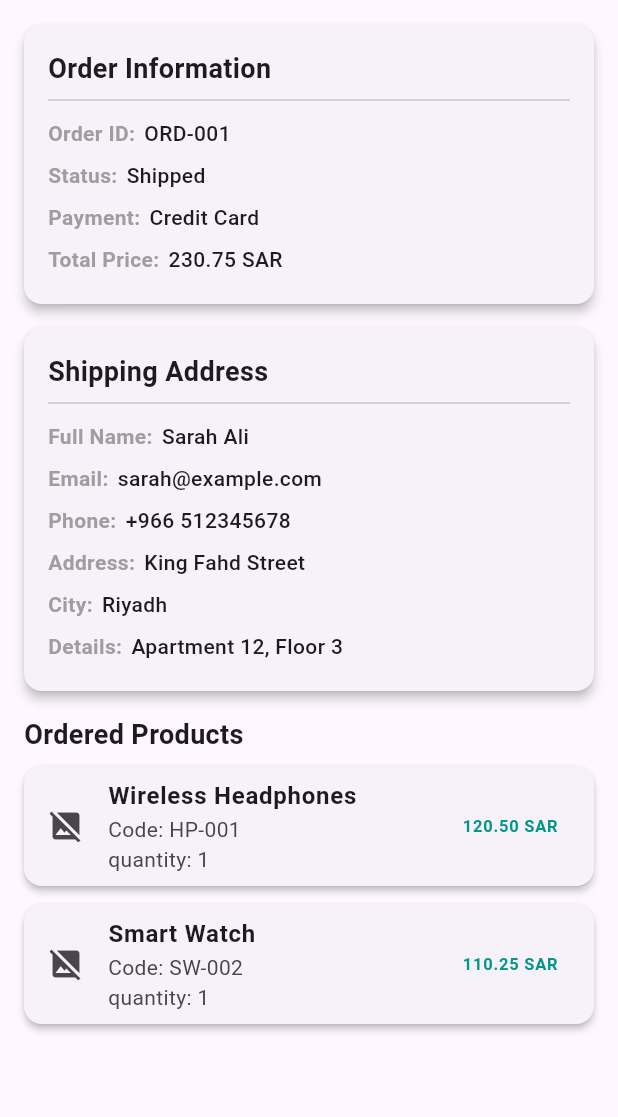
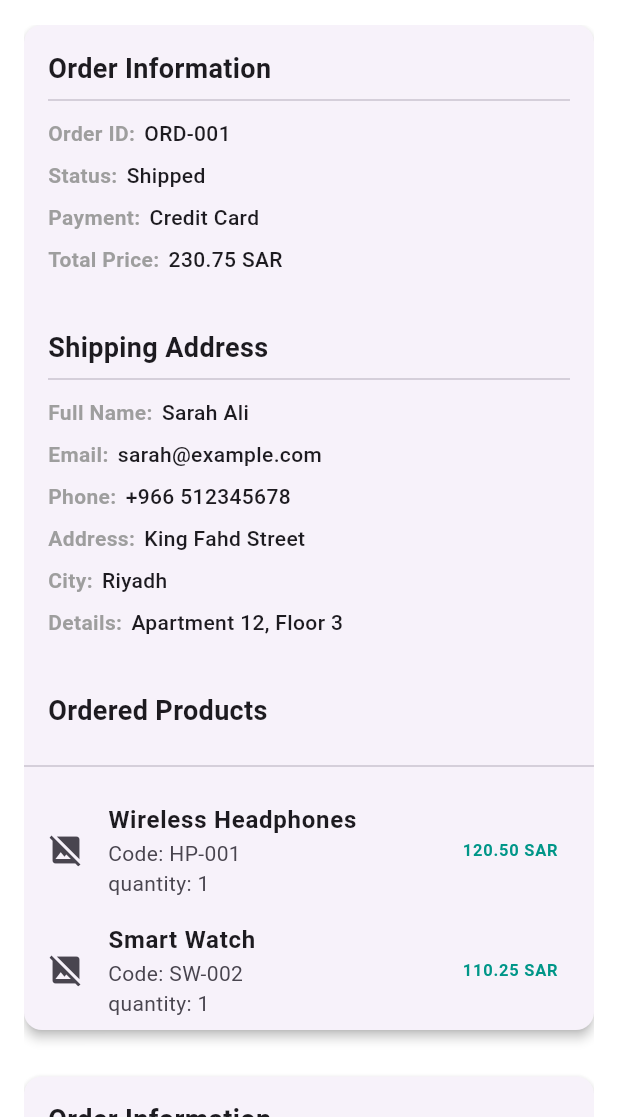
Before and after one commit to ftoome545/fruits_hub_dashboard, a Flutter app: the OrderView screen opened by its route, on a phone screen of 412 x 824 dp, the part 119-1236 px from its top. Run offline on Flutter 3.47's test engine with Material 3 defaults, Android fonts, the phone set to English and light mode, and no system bars; our stand-ins replace cloud_firestore, dartz, firebase_core, flutter_bloc, get_it, image_picker and 3 more; accounts and stored records are empty; network calls fail; key blocks and very long unbroken strings in the code were emptied for the run.

Commit message:
Create order items list view and order entity

```diff
--- a/lib/core/helper_functions/get_dummy_order.dart
+++ b/lib/core/helper_functions/get_dummy_order.dart
@@ -1,15 +1,15 @@
-import '../../features/order/data/models/order_model.dart';
-import '../../features/order/data/models/order_product_model.dart';
-import '../../features/order/data/models/shipping_address_model.dart';
+import 'package:fruits_hub_dashboard/features/order/domain/entities/order_entity.dart';
+import 'package:fruits_hub_dashboard/features/order/domain/entities/order_product_entity.dart';
+import 'package:fruits_hub_dashboard/features/order/domain/entities/shipping_address_entity.dart';
 
-OrderModel getDummyOrder() {
-  return OrderModel(
+OrderEntity getDummyOrder() {
+  return OrderEntity(
     totalPrice: 230.75,
     uId: 'user_12345',
     orderID: 'ORD-001',
     paymentMethod: 'Credit Card',
     status: 'Shipped',
-    shippingAddressModel: ShippingAddressModel(
+    shippingAddressModel: ShippingAddressEntity(
       fullName: 'Sarah Ali',
       email: 'sarah@example.com',
       phone: '+966 512345678',
@@ -18,7 +18,7 @@ OrderModel getDummyOrder() {
       addressDetails: 'Apartment 12, Floor 3',
     ),
     orderProduct: [
-      OrderProductModel(
+      OrderProductEntity(
         name: 'Wireless Headphones',
         code: 'HP-001',
         imageUrl:
@@ -26,7 +26,7 @@ OrderModel getDummyOrder() {
         price: 120.50,
         quantity: 1,
       ),
-      OrderProductModel(
+      OrderProductEntity(
         name: 'Smart Watch',
         code: 'SW-002',
         imageUrl:
--- a/lib/features/order/data/models/order_model.dart
+++ b/lib/features/order/data/models/order_model.dart
@@ -1,3 +1,5 @@
+import 'package:fruits_hub_dashboard/features/order/domain/entities/order_entity.dart';
+
 import 'order_product_model.dart';
 import 'shipping_address_model.dart';
 
@@ -44,4 +46,15 @@ class OrderModel {
       'paymentMethod': paymentMethod,
     };
   }
+
+  toEntity() {
+    return OrderEntity(
+        totalPrice: totalPrice,
+        uId: uId,
+        shippingAddressModel: shippingAddressModel.toEntity(),
+        orderProduct: orderProduct.map((e) => e.toEntity()).toList(),
+        paymentMethod: paymentMethod,
+        status: status,
+        orderID: orderID);
+  }
 }
--- a/lib/features/order/data/models/order_product_model.dart
+++ b/lib/features/order/data/models/order_product_model.dart
@@ -1,3 +1,5 @@
+import 'package:fruits_hub_dashboard/features/order/domain/entities/order_product_entity.dart';
+
 class OrderProductModel {
   final String name;
   final String code;
@@ -30,4 +32,13 @@ class OrderProductModel {
       'quantity': quantity,
     };
   }
+
+  OrderProductEntity toEntity() {
+    return OrderProductEntity(
+        name: name,
+        code: code,
+        imageUrl: imageUrl,
+        price: price,
+        quantity: quantity);
+  }
 }
--- a/lib/features/order/data/models/shipping_address_model.dart
+++ b/lib/features/order/data/models/shipping_address_model.dart
@@ -1,3 +1,5 @@
+import 'package:fruits_hub_dashboard/features/order/domain/entities/shipping_address_entity.dart';
+
 class ShippingAddressModel {
   String? fullName;
   String? email;
@@ -40,4 +42,14 @@ class ShippingAddressModel {
       'phone': phone,
     };
   }
+
+  toEntity() {
+    return ShippingAddressEntity(
+      fullName: fullName,
+      email: email,
+      address: address,
+      addressDetails: addressDetails,
+      phone: phone,
+    );
+  }
 }
--- /dev/null
+++ b/lib/features/order/domain/entities/order_entity.dart
@@ -0,0 +1,22 @@
+import 'order_product_entity.dart';
+import 'shipping_address_entity.dart';
+
+class OrderEntity {
+  final double totalPrice;
+  final String uId;
+  final ShippingAddressEntity shippingAddressModel;
+  final List<OrderProductEntity> orderProduct;
+  final String paymentMethod;
+  final String? status;
+  final String orderID;
+
+  OrderEntity({
+    required this.totalPrice,
+    required this.uId,
+    required this.shippingAddressModel,
+    required this.orderProduct,
+    required this.paymentMethod,
+    required this.status,
+    required this.orderID,
+  });
+}
--- /dev/null
+++ b/lib/features/order/domain/entities/order_product_entity.dart
@@ -0,0 +1,14 @@
+class OrderProductEntity {
+  final String name;
+  final String code;
+  final String imageUrl;
+  final double price;
+  final int quantity;
+
+  OrderProductEntity(
+      {required this.name,
+      required this.code,
+      required this.imageUrl,
+      required this.price,
+      required this.quantity});
+}
--- /dev/null
+++ b/lib/features/order/domain/entities/shipping_address_entity.dart
@@ -0,0 +1,21 @@
+class ShippingAddressEntity {
+  String? fullName;
+  String? email;
+  String? address;
+  String? city;
+  String? addressDetails;
+  String? phone;
+
+  ShippingAddressEntity(
+      {this.fullName,
+      this.email,
+      this.address,
+      this.city,
+      this.addressDetails,
+      this.phone});
+
+  @override
+  String toString() {
+    return '$address $addressDetails $city';
+  }
+}
--- a/lib/features/order/presentation/view/order_view.dart
+++ b/lib/features/order/presentation/view/order_view.dart
@@ -9,6 +9,7 @@ class OrderView extends StatelessWidget {
   @override
   Widget build(BuildContext context) {
     return Scaffold(
+      backgroundColor: Colors.white,
       appBar: buildAppBar('View Data'),
       body: const OrderViewBody(),
     );
--- a/lib/features/order/presentation/view/widgets/order_item.dart
+++ b/lib/features/order/presentation/view/widgets/order_item.dart
@@ -1,9 +1,8 @@
 import 'package:flutter/material.dart';
-
-import '../../../data/models/order_model.dart';
+import 'package:fruits_hub_dashboard/features/order/domain/entities/order_entity.dart';
 
 class OrderItem extends StatelessWidget {
-  final OrderModel order;
+  final OrderEntity order;
 
   const OrderItem({super.key, required this.order});
 
@@ -11,17 +10,17 @@ class OrderItem extends StatelessWidget {
   Widget build(BuildContext context) {
     final shipping = order.shippingAddressModel;
 
-    return Column(
-      crossAxisAlignment: CrossAxisAlignment.start,
-      children: [
-        // 🧾 Order Information
-        Card(
+    return Card(
       shape: RoundedRectangleBorder(
         borderRadius: BorderRadius.circular(12),
       ),
       elevation: 3,
       margin: const EdgeInsets.only(bottom: 16),
-          child: Padding(
+      child: Column(
+        crossAxisAlignment: CrossAxisAlignment.start,
+        children: [
+          // 🧾 Order Information
+          Padding(
             padding: const EdgeInsets.all(16),
             child: Column(
               crossAxisAlignment: CrossAxisAlignment.start,
@@ -42,16 +41,9 @@ class OrderItem extends StatelessWidget {
               ],
             ),
           ),
-        ),
 
           // 📦 Shipping Address
-        Card(
-          shape: RoundedRectangleBorder(
-            borderRadius: BorderRadius.circular(12),
-          ),
-          elevation: 3,
-          margin: const EdgeInsets.only(bottom: 16),
-          child: Padding(
+          Padding(
             padding: const EdgeInsets.all(16),
             child: Column(
               crossAxisAlignment: CrossAxisAlignment.start,
@@ -73,13 +65,16 @@ class OrderItem extends StatelessWidget {
               ],
             ),
           ),
-        ),
 
           // 🛍️ Ordered Products
-        const Text(
+          const Padding(
+            padding: EdgeInsets.all(16),
+            child: Text(
               'Ordered Products',
               style: TextStyle(fontSize: 18, fontWeight: FontWeight.bold),
             ),
+          ),
+          const Divider(),
           const SizedBox(height: 8),
           ListView.builder(
             itemCount: order.orderProduct.length,
@@ -87,13 +82,7 @@ class OrderItem extends StatelessWidget {
             physics: const NeverScrollableScrollPhysics(),
             itemBuilder: (context, index) {
               final product = order.orderProduct[index];
-            return Card(
-              shape: RoundedRectangleBorder(
-                borderRadius: BorderRadius.circular(12),
-              ),
-              elevation: 2,
-              margin: const EdgeInsets.only(bottom: 12),
-              child: ListTile(
+              return ListTile(
                 leading: ClipRRect(
                   borderRadius: BorderRadius.circular(8),
                   child: Image.network(
@@ -121,11 +110,11 @@ class OrderItem extends StatelessWidget {
                     color: Colors.teal,
                   ),
                 ),
-              ),
               );
             },
           ),
         ],
+      ),
     );
   }
 
--- /dev/null
+++ b/lib/features/order/presentation/view/widgets/order_items_list_view.dart
@@ -0,0 +1,22 @@
+import 'package:flutter/material.dart';
+import 'package:fruits_hub_dashboard/features/order/domain/entities/order_entity.dart';
+import 'package:fruits_hub_dashboard/features/order/presentation/view/widgets/order_item.dart';
+
+class OrderItemsListView extends StatelessWidget {
+  const OrderItemsListView({
+    super.key,
+    required this.orderEntity,
+  });
+  final List<OrderEntity> orderEntity;
+  @override
+  Widget build(BuildContext context) {
+    return ListView.builder(
+        itemCount: orderEntity.length,
+        itemBuilder: (context, index) {
+          return Padding(
+            padding: const EdgeInsets.only(bottom: 15),
+            child: OrderItem(order: orderEntity[index]),
+          );
+        });
+  }
+}
--- a/lib/features/order/presentation/view/widgets/order_view_body.dart
+++ b/lib/features/order/presentation/view/widgets/order_view_body.dart
@@ -1,8 +1,7 @@
 import 'package:flutter/material.dart';
 import 'package:fruits_hub_dashboard/core/helper_functions/get_dummy_order.dart';
-
+import 'package:fruits_hub_dashboard/features/order/presentation/view/widgets/order_items_list_view.dart';
 import 'filter_section.dart';
-import 'order_item.dart';
 
 class OrderViewBody extends StatelessWidget {
   const OrderViewBody({super.key});
@@ -11,18 +10,24 @@ class OrderViewBody extends StatelessWidget {
   Widget build(BuildContext context) {
     return Padding(
       padding: const EdgeInsets.symmetric(horizontal: 16),
-      child: SingleChildScrollView(
       child: Column(
         children: [
           const FilterSection(),
           const SizedBox(
             height: 16,
           ),
-            OrderItem(
-              order: getDummyOrder(),
+          Expanded(
+            child: OrderItemsListView(
+              orderEntity: [
+                getDummyOrder(),
+                getDummyOrder(),
+                getDummyOrder(),
+                getDummyOrder(),
+                getDummyOrder(),
+              ],
+            ),
           ),
         ],
-        ),
       ),
     );
   }
```
Lines whose indentation alone changed are shown as unchanged.
